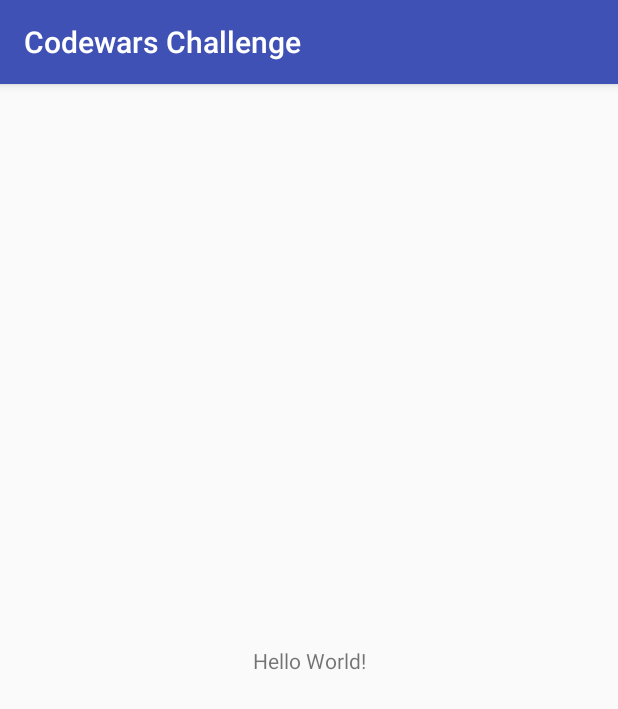
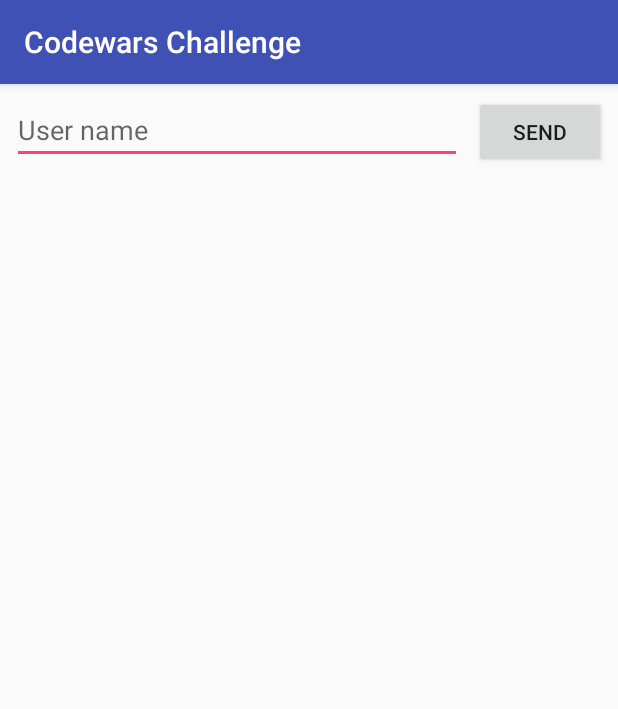
Before and after one commit to oriolfarruslacasa/codewarschallenge, an Android app: the screen it shows after launch (MainActivity), on a phone screen of 412 x 824 dp. Shown: the top 709 px of the screen. Run offline under Robolectric (Android 15) with nearby library versions, the phone set to English and light mode, and no system bars; our stand-ins replace Dagger/Hilt's generated code, Room's generated code, RxJava; libraries missing offline, so code that uses them is left out: com.jakewharton.retrofit2.

Commit message:
MainFragment: User is loaded and stored in the database. MainFragment: User is searched using the API. MainFragment: The players in the database are loaded when the Fragment is created.

```diff
--- a/app/src/main/AndroidManifest.xml
+++ b/app/src/main/AndroidManifest.xml
@@ -2,6 +2,7 @@
 <manifest xmlns:android="http://schemas.android.com/apk/res/android"
     package="oriolfarrus.codewarschallenge">
 
+    <uses-permission android:name="android.permission.INTERNET" />
     <application
         android:name=".CodewarsApplication"
         android:allowBackup="true"
--- a/app/src/main/java/oriolfarrus/codewarschallenge/core/di/CodewarsModule.kt
+++ b/app/src/main/java/oriolfarrus/codewarschallenge/core/di/CodewarsModule.kt
@@ -5,10 +5,15 @@ import android.content.Context
 import com.jakewharton.retrofit2.adapter.rxjava2.RxJava2CallAdapterFactory
 import dagger.Module
 import dagger.Provides
+import io.reactivex.Scheduler
+import io.reactivex.android.schedulers.AndroidSchedulers
+import io.reactivex.disposables.CompositeDisposable
+import io.reactivex.schedulers.Schedulers
 import oriolfarrus.codewarschallenge.core.database.AppDatabase
 import oriolfarrus.codewarschallenge.core.network.CodewarsService
 import retrofit2.Retrofit
 import retrofit2.converter.gson.GsonConverterFactory
+import javax.inject.Named
 import javax.inject.Singleton
 
 /**
@@ -41,4 +46,19 @@ class CodewarsModule constructor(private val context: Context) {
         return Room.databaseBuilder(context,
                                     AppDatabase::class.java, DATABASE_NAME).build()
     }
+
+    @Provides
+    fun getCompositeDisposable() = CompositeDisposable()
+
+    @Provides
+    @Named("io")
+    fun getIoScheduler(): Scheduler {
+        return Schedulers.io()
+    }
+
+    @Provides
+    @Named("mainThread")
+    fun getMainThreadScheduler(): Scheduler {
+        return AndroidSchedulers.mainThread()
+    }
 }
--- a/app/src/main/java/oriolfarrus/codewarschallenge/core/model/Player.kt
+++ b/app/src/main/java/oriolfarrus/codewarschallenge/core/model/Player.kt
@@ -10,5 +10,7 @@ import android.arch.persistence.room.PrimaryKey
 class Player {
 
     @PrimaryKey
-    val username : String? = null
+    lateinit var username : String
+
+    var insertTime : Long = 0L
 }
--- a/app/src/main/java/oriolfarrus/codewarschallenge/core/network/CodewarsService.kt
+++ b/app/src/main/java/oriolfarrus/codewarschallenge/core/network/CodewarsService.kt
@@ -10,6 +10,6 @@ import retrofit2.http.Path
  */
 interface CodewarsService {
 
-    @GET("/users/{name}")
-    fun listUsers(@Path("name") name: String?): Single<Player>
+    @GET("users/{name}")
+    fun getUser(@Path("name") name: String): Single<Player>
 }
--- a/app/src/main/java/oriolfarrus/codewarschallenge/core/repository/DatabaseRepository.kt
+++ b/app/src/main/java/oriolfarrus/codewarschallenge/core/repository/DatabaseRepository.kt
@@ -1,7 +1,20 @@
 package oriolfarrus.codewarschallenge.core.repository
+
+import io.reactivex.Single
+import oriolfarrus.codewarschallenge.core.database.AppDatabase
+import oriolfarrus.codewarschallenge.core.model.Player
+import javax.inject.Inject
 
 /**
  * Created by oriolfarrus on 24/03/2018.
  */
-class DatabaseRepository {
+class DatabaseRepository @Inject constructor(val database: AppDatabase) {
+
+    fun getLastSearchedUsers(): Single<List<Player>> {
+        return database.playerDao().getAll()
+    }
+
+    fun insertPlayer(player: Player) {
+        database.playerDao().insertPlayer(player)
+    }
 }
--- a/app/src/main/java/oriolfarrus/codewarschallenge/main/MainActivity.kt
+++ b/app/src/main/java/oriolfarrus/codewarschallenge/main/MainActivity.kt
@@ -8,6 +8,8 @@ class MainActivity : AppCompatActivity() {
 
     override fun onCreate(savedInstanceState: Bundle?) {
         super.onCreate(savedInstanceState)
-        setContentView(R.layout.activity_main)
+        supportFragmentManager.beginTransaction()
+            .replace(android.R.id.content, MainFragment.newInstance())
+            .commit()
     }
 }
--- a/app/src/main/java/oriolfarrus/codewarschallenge/main/MainContract.kt
+++ b/app/src/main/java/oriolfarrus/codewarschallenge/main/MainContract.kt
@@ -8,12 +8,13 @@ import oriolfarrus.codewarschallenge.core.model.Player
 interface MainContract {
 
     interface MainView {
-        fun renderList(user : List<Player>)
-        fun renderError()
+        fun renderPlayer(player : Player)
+        fun renderPlayerError()
     }
 
     interface MainPresenter {
         fun attachView(view: MainView)
+        fun search(name : String)
         fun detach()
     }
 }
--- a/app/src/main/java/oriolfarrus/codewarschallenge/main/MainFragment.kt
+++ b/app/src/main/java/oriolfarrus/codewarschallenge/main/MainFragment.kt
@@ -5,6 +5,8 @@ import android.support.v4.app.Fragment
 import android.view.LayoutInflater
 import android.view.View
 import android.view.ViewGroup
+import android.widget.Toast
+import kotlinx.android.synthetic.main.fragment_main.*
 import oriolfarrus.codewarschallenge.CodewarsApplication
 import oriolfarrus.codewarschallenge.R
 import oriolfarrus.codewarschallenge.core.model.Player
@@ -15,6 +17,10 @@ import javax.inject.Inject
  */
 class MainFragment : Fragment(), MainContract.MainView {
 
+    companion object {
+        fun newInstance() = MainFragment()
+    }
+
     @Inject lateinit var presenter: MainPresenterImpl
 
     override fun onCreate(savedInstanceState: Bundle?) {
@@ -24,15 +30,37 @@ class MainFragment : Fragment(), MainContract.MainView {
 
     override fun onCreateView(inflater: LayoutInflater, container: ViewGroup?, savedInstanceState: Bundle?): View? {
         val inflate = inflater.inflate(R.layout.fragment_main, container, false)
-
+        presenter.attachView(this)
         return inflate
     }
 
-    override fun renderList(user: List<Player>) {
-        TODO("not implemented") //To change body of created functions use File | Settings | File Templates.
+    override fun onViewCreated(view: View, savedInstanceState: Bundle?) {
+        super.onViewCreated(view, savedInstanceState)
+        setButtonBehaviour()
     }
 
-    override fun renderError() {
-        TODO("not implemented") //To change body of created functions use File | Settings | File Templates.
+    override fun renderPlayer(player: Player) {
+        Toast.makeText(context, player.username, Toast.LENGTH_SHORT).show()
+    }
+
+    override fun renderPlayerError() {
+        //TODO renderPlayerError
+        Toast.makeText(context, "Error loading user", Toast.LENGTH_SHORT).show()
+    }
+
+    override fun onDestroyView() {
+        super.onDestroyView()
+        presenter.detach()
+    }
+
+    private fun setButtonBehaviour() {
+        sendName.setOnClickListener {
+            val name = nameField.text.toString()
+
+            if (name.isNotEmpty()) {
+                presenter.search(name)
+            }
+
+        }
     }
 }
--- a/app/src/main/java/oriolfarrus/codewarschallenge/main/MainPresenterImpl.kt
+++ b/app/src/main/java/oriolfarrus/codewarschallenge/main/MainPresenterImpl.kt
@@ -1,19 +1,69 @@
 package oriolfarrus.codewarschallenge.main
 
+import android.util.Log
+import io.reactivex.Scheduler
+import io.reactivex.disposables.CompositeDisposable
 import oriolfarrus.codewarschallenge.core.repository.CodewarsRepository
+import oriolfarrus.codewarschallenge.core.repository.DatabaseRepository
 import javax.inject.Inject
+import javax.inject.Named
 
 /**
  * Created by oriolfarrus on 24/03/2018.
  */
-class MainPresenterImpl @Inject constructor(val codewarsRepository: CodewarsRepository)
+class MainPresenterImpl @Inject constructor(private val codewarsRepository: CodewarsRepository,
+                                            private val databaseRepository: DatabaseRepository,
+                                            private val compositeDisposable: CompositeDisposable,
+                                            @Named("io") private val ioScheduler: Scheduler,
+                                            @Named("mainThread") private val mainThreadScheduler: Scheduler)
     : MainContract.MainPresenter {
 
+    private var view: MainContract.MainView? = null
+
     override fun attachView(view: MainContract.MainView) {
-        TODO("not implemented") //To change body of created functions use File | Settings | File Templates.
+        this.view = view
+        loadLastSearchedUsers()
+    }
+
+    override fun search(name: String) {
+        searchForUser(name)
     }
 
     override fun detach() {
-        TODO("not implemented") //To change body of created functions use File | Settings | File Templates.
+        compositeDisposable.dispose()
+    }
+
+    private fun searchForUser(name: String) {
+        val disposable = codewarsRepository.search(name)
+            .doOnSuccess {
+                it.insertTime = System.currentTimeMillis()
+                databaseRepository.insertPlayer(it)
+            }
+            .subscribeOn(ioScheduler)
+            .observeOn(mainThreadScheduler)
+            .subscribe({ player ->
+                           view?.renderPlayer(player)
+                       },
+                       { e ->
+                           Log.e("stuff", e.localizedMessage)
+                           view?.renderPlayerError()
+                       })
+
+        compositeDisposable.add(disposable)
+    }
+
+    private fun loadLastSearchedUsers() {
+        val disposable = databaseRepository.getLastSearchedUsers()
+            .subscribeOn(ioScheduler)
+            .observeOn(mainThreadScheduler)
+            .subscribe({
+                           it.forEach {
+                               Log.d("stuff", "Player: " + it.username + " " + it.insertTime)
+                           }
+                       }, { e ->
+                           Log.e("stuff", "database" + e.localizedMessage)
+                       })
+
+        compositeDisposable.add(disposable)
     }
 }
--- a/app/src/main/res/layout/fragment_main.xml
+++ b/app/src/main/res/layout/fragment_main.xml
@@ -1,5 +1,42 @@
 <?xml version="1.0" encoding="utf-8"?>
-<android.support.constraint.ConstraintLayout xmlns:android="http://schemas.android.com/apk/res/android" android:layout_width="match_parent"
+<android.support.constraint.ConstraintLayout xmlns:android="http://schemas.android.com/apk/res/android"
+    xmlns:app="http://schemas.android.com/apk/res-auto"
+    android:layout_width="match_parent"
     android:layout_height="match_parent">
 
+    <Button
+        android:id="@+id/sendName"
+        android:layout_width="wrap_content"
+        android:layout_height="wrap_content"
+        android:layout_marginEnd="8dp"
+        android:layout_marginRight="8dp"
+        android:layout_marginTop="8dp"
+        android:text="@string/main_fragment_send"
+        app:layout_constraintEnd_toEndOf="parent"
+        app:layout_constraintTop_toTopOf="parent" />
+
+    <EditText
+        android:id="@+id/nameField"
+        android:layout_width="0dp"
+        android:layout_height="wrap_content"
+        android:layout_marginEnd="8dp"
+        android:layout_marginStart="8dp"
+        android:layout_marginTop="8dp"
+        android:ems="10"
+        android:hint="@string/main_fragment_hint"
+        android:inputType="textPersonName"
+        app:layout_constraintEnd_toStartOf="@+id/sendName"
+        app:layout_constraintStart_toStartOf="parent"
+        app:layout_constraintTop_toTopOf="parent" />
+
+    <android.support.v7.widget.RecyclerView
+        android:layout_width="0dp"
+        android:layout_height="0dp"
+        android:layout_marginEnd="8dp"
+        android:layout_marginStart="8dp"
+        app:layoutManager="android.support.v7.widget.LinearLayoutManager"
+        app:layout_constraintBottom_toBottomOf="parent"
+        app:layout_constraintEnd_toEndOf="parent"
+        app:layout_constraintStart_toStartOf="parent"
+        app:layout_constraintTop_toBottomOf="@id/sendName" />
 </android.support.constraint.ConstraintLayout>
--- a/app/src/main/res/values/strings.xml
+++ b/app/src/main/res/values/strings.xml
@@ -1,3 +1,5 @@
 <resources>
     <string name="app_name">Codewars Challenge</string>
+    <string name="main_fragment_send">Send</string>
+    <string name="main_fragment_hint">User name</string>
 </resources>
```
Also changed, not shown: app/build.gradle (+7 -4 lines), app/src/main/java/oriolfarrus/codewarschallenge/core/database/PlayerDao.kt (+11 -0 lines), app/src/main/java/oriolfarrus/codewarschallenge/core/repository/CodewarsRepository.kt (+6 -1 lines).
